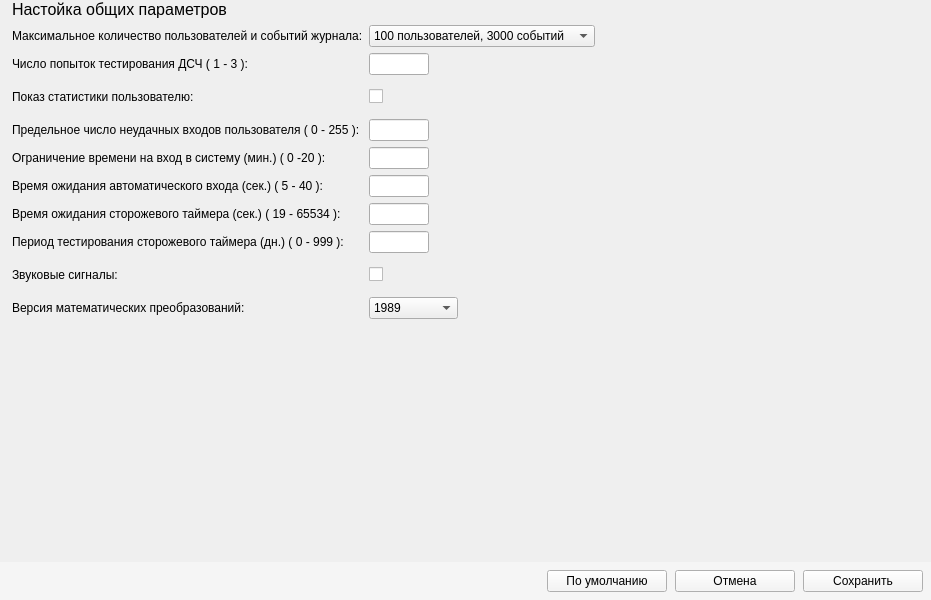
Qt form panels/CommonParmsPanel.ui (m6v/sobol) before a commit.
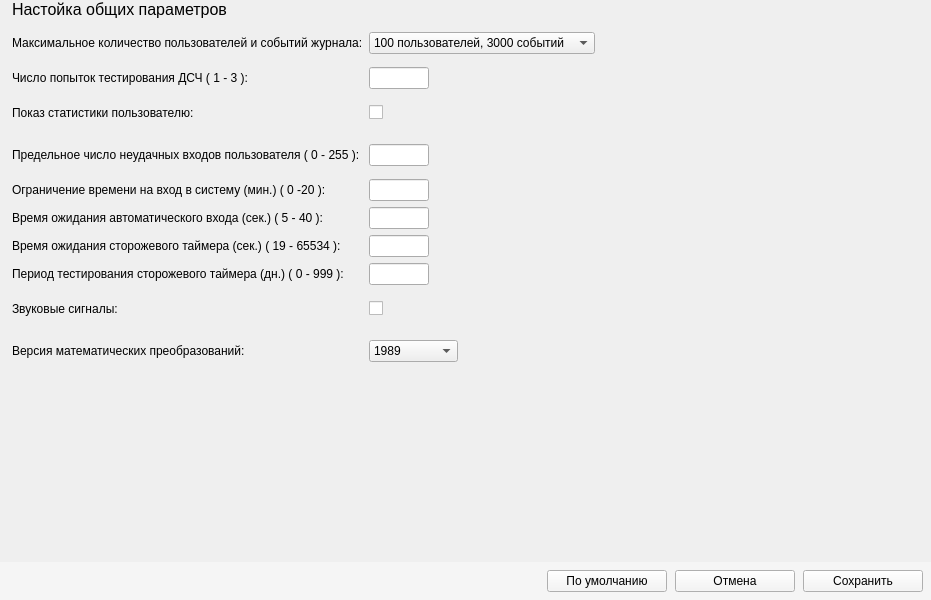
The same form after that commit. Custom widgets are drawn as their Qt base class.

What changed in the file:
```diff
--- a/panels/CommonParmsPanel.ui
+++ b/panels/CommonParmsPanel.ui
@@ -94,7 +94,7 @@
          <property name="minimumSize">
           <size>
            <width>0</width>
-           <height>0</height>
+           <height>36</height>
           </size>
          </property>
          <property name="text">
@@ -186,7 +186,7 @@
          <property name="minimumSize">
           <size>
            <width>0</width>
-           <height>0</height>
+           <height>36</height>
           </size>
          </property>
          <property name="text">
@@ -253,6 +253,12 @@
        </item>
        <item row="4" column="0">
         <widget class="QLabel" name="max_failed_logons_label">
+         <property name="minimumSize">
+          <size>
+           <width>0</width>
+           <height>36</height>
+          </size>
+         </property>
          <property name="text">
           <string>Предельное число неудачных входов пользователя ( 0 - 255 ):</string>
          </property>
@@ -289,7 +295,7 @@
          <property name="minimumSize">
           <size>
            <width>0</width>
-           <height>32</height>
+           <height>36</height>
           </size>
          </property>
          <property name="text">
@@ -302,7 +308,7 @@
          <property name="minimumSize">
           <size>
            <width>0</width>
-           <height>32</height>
+           <height>36</height>
           </size>
          </property>
          <property name="text">
```
Left out of the diff: 2 changed lines with no effect on the pictures.
